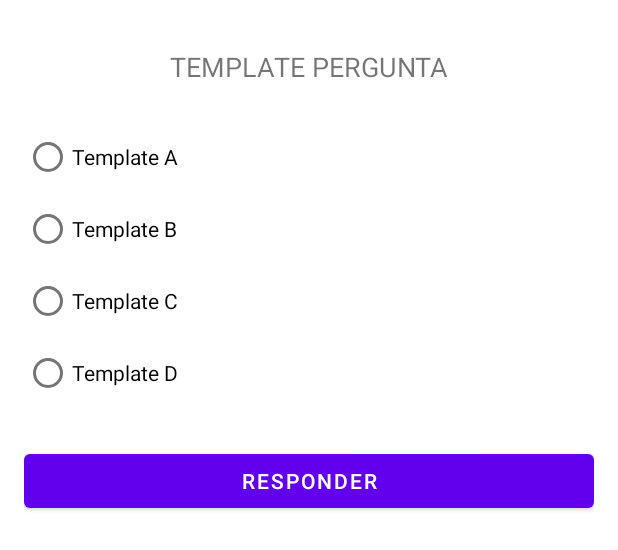
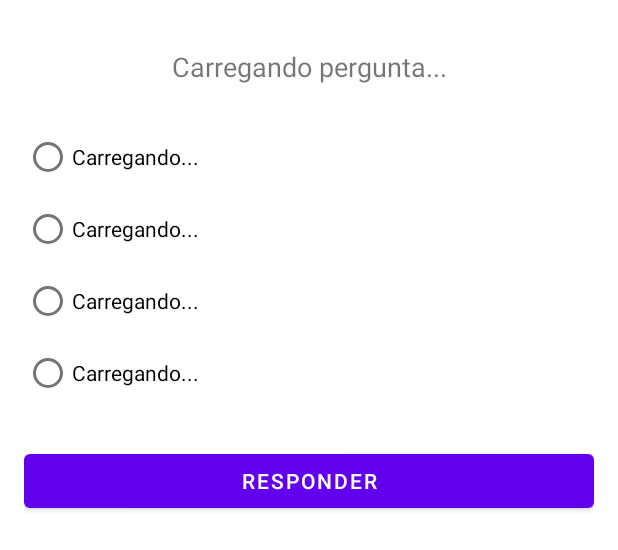
Before and after one commit to dionlaranjeira/Aplicativo_estacio, an Android app: the layout activity_menu_inicial.xml on its own in the app's theme, with its tools: preview values and no code run, on a phone screen of 412 x 824 dp. Shown: the top 550 px of the screen. Run offline under Robolectric (Android 15) with nearby library versions, the phone set to English and light mode, and no system bars.

Commit message:
Consulta e exibicao Firebase

```diff
--- a/app/src/main/res/layout/activity_menu_inicial.xml
+++ b/app/src/main/res/layout/activity_menu_inicial.xml
@@ -14,7 +14,7 @@
         android:layout_height="wrap_content"
         android:textSize="18dp"
         android:textAlignment="center"
-        android:text="TEMPLATE PERGUNTA"
+        android:text="Carregando pergunta..."
         android:gravity="center_horizontal" />
 
     <RadioGroup
@@ -26,25 +26,25 @@
             android:id="@+id/radioButtonA"
             android:layout_width="match_parent"
             android:layout_height="wrap_content"
-            android:text="Template A" />
+            android:text="Carregando..." />
 
         <RadioButton
             android:id="@+id/radioButtonB"
             android:layout_width="match_parent"
             android:layout_height="wrap_content"
-            android:text="Template B" />
+            android:text="Carregando..." />
 
         <RadioButton
             android:id="@+id/radioButtonC"
             android:layout_width="match_parent"
             android:layout_height="wrap_content"
-            android:text="Template C" />
+            android:text="Carregando..." />
 
         <RadioButton
             android:id="@+id/radioButtonD"
             android:layout_width="match_parent"
             android:layout_height="wrap_content"
-            android:text="Template D" />
+            android:text="Carregando..." />
 
 
     </RadioGroup>
```
Also changed, not shown: app/src/main/java/com/estacio/app/MenuInicialActivity.java (+30 -8 lines).
